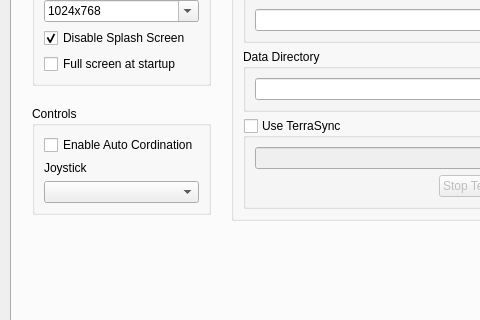
Qt form src/fgx.ui (fgx/fgx) before a commit; both pictures show x 0 to 480 and y 154 to 474 of the 878 by 664 pixel window.
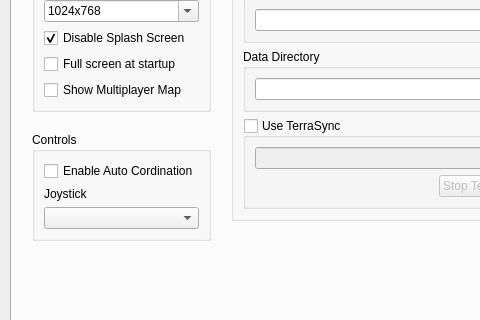
The same form after that commit. Icons and pictures are not drawn.

Commit message: bug 4:Open MpMap on launch

Patch:
```diff
--- a/src/fgx.ui
+++ b/src/fgx.ui
@@ -163,6 +163,13 @@
                  </item>
                 </widget>
                </item>
+               <item row="5" column="0">
+                <widget class="QCheckBox" name="checkBoxMpMap">
+                 <property name="text">
+                  <string>Show Multiplayer Map</string>
+                 </property>
+                </widget>
+               </item>
               </layout>
              </widget>
             </item>
```
Left out of the diff: 22 changed lines with no effect on the pictures. The commit also changes 1 other file.
